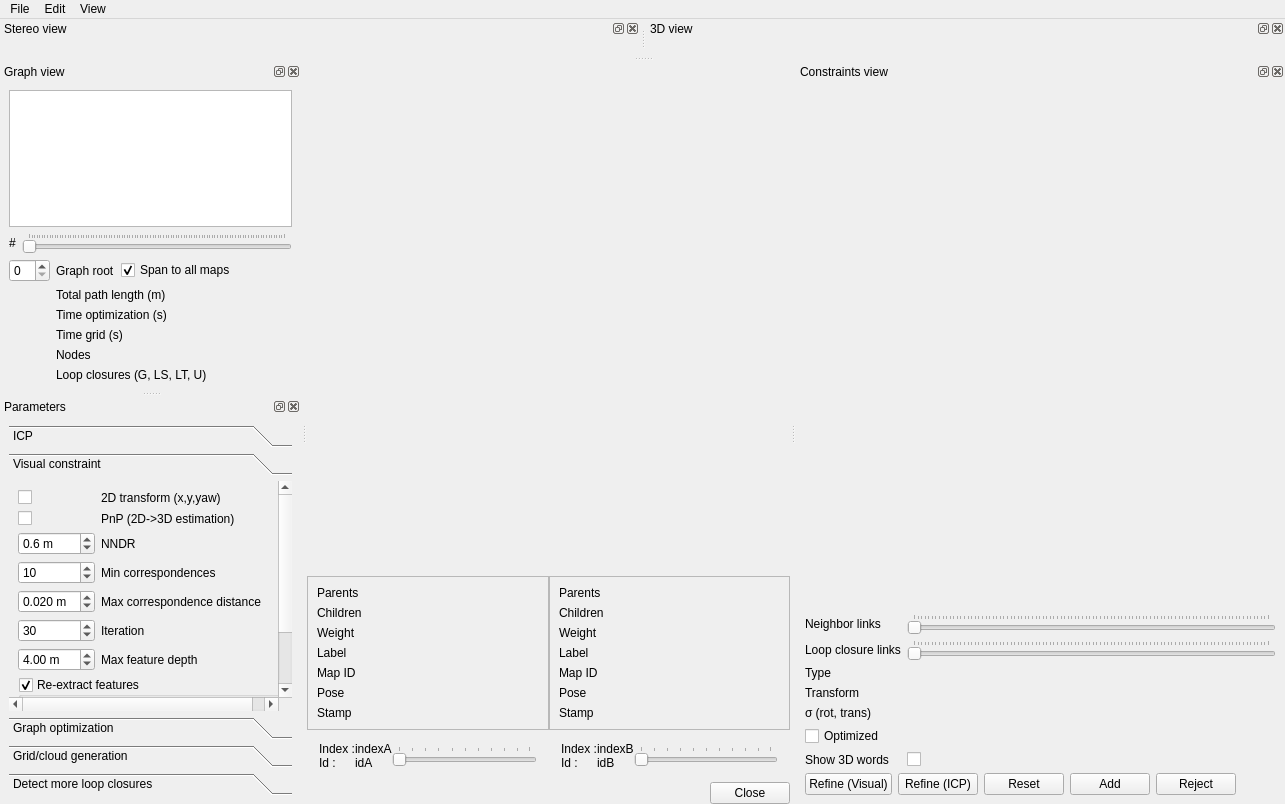
Qt form guilib/src/ui/DatabaseViewer.ui (introlab/rtabmap) before a commit.
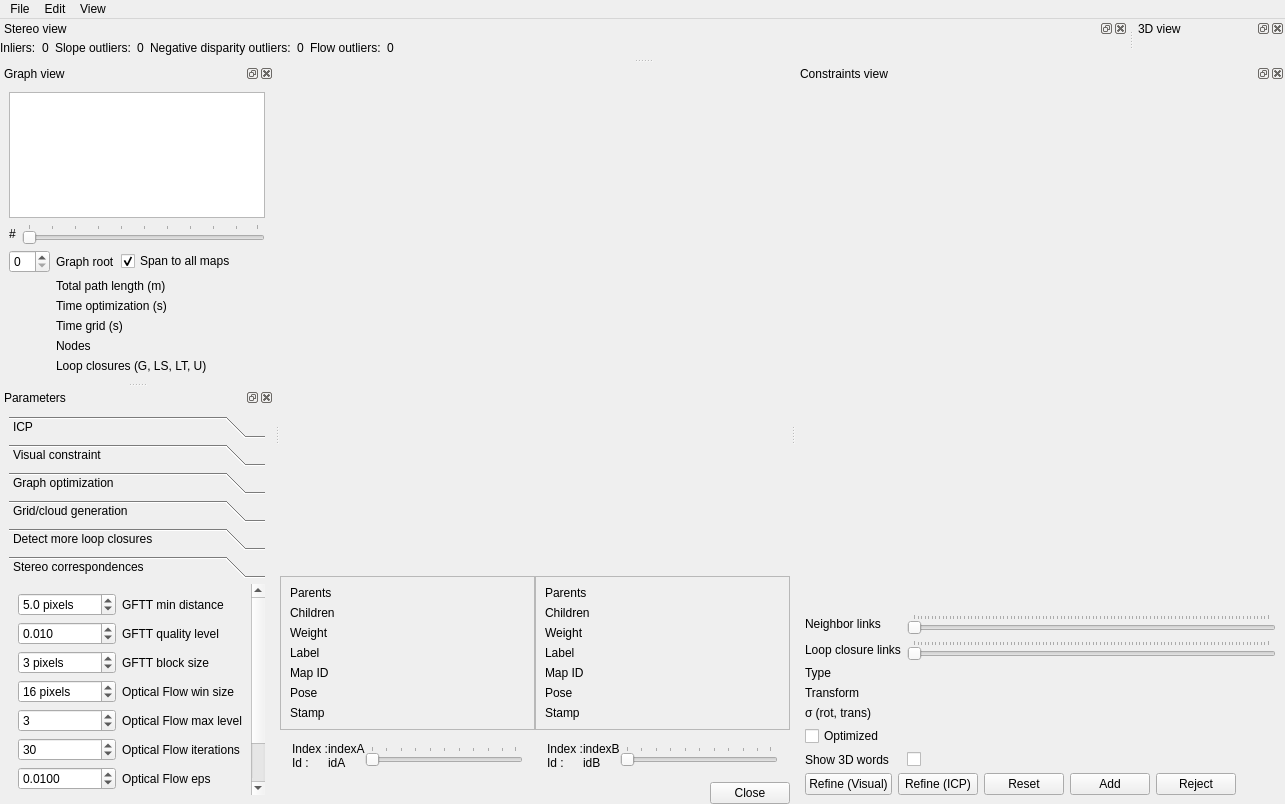
The same form after that commit. Custom widgets are drawn as their Qt base class.

Commit message: Refactored OdometryOpticalFlow (added optical flow guess using previous odometry transform, merged stereo/depth stuff)

Patch:
```diff
--- a/guilib/src/ui/DatabaseViewer.ui
+++ b/guilib/src/ui/DatabaseViewer.ui
@@ -50,7 +50,7 @@
             <rect>
              <x>0</x>
              <y>0</y>
-             <width>172</width>
+             <width>196</width>
              <height>184</height>
             </rect>
            </property>
@@ -233,7 +233,7 @@
             <rect>
              <x>0</x>
              <y>0</y>
-             <width>172</width>
+             <width>195</width>
              <height>184</height>
             </rect>
            </property>
@@ -783,7 +783,7 @@
      <item>
       <widget class="QToolBox" name="toolBox">
        <property name="currentIndex">
-        <number>1</number>
+        <number>5</number>
        </property>
        <widget class="QWidget" name="page">
         <property name="geometry">
@@ -1009,7 +1009,7 @@
         <property name="geometry">
          <rect>
           <x>0</x>
-          <y>-12</y>
+          <y>0</y>
           <width>351</width>
           <height>355</height>
          </rect>
@@ -1799,6 +1799,217 @@
          </item>
         </layout>
        </widget>
+       <widget class="QWidget" name="page_6">
+        <property name="geometry">
+         <rect>
+          <x>0</x>
+          <y>0</y>
+          <width>283</width>
+          <height>322</height>
+         </rect>
+        </property>
+        <attribute name="label">
+         <string>Stereo correspondences</string>
+        </attribute>
+        <layout class="QGridLayout" name="gridLayout_13">
+         <item row="2" column="0">
+          <widget class="QSpinBox" name="spinBox_stereo_gfttBlockSize">
+           <property name="suffix">
+            <string> pixels</string>
+           </property>
+           <property name="minimum">
+            <number>1</number>
+           </property>
+           <property name="value">
+            <number>3</number>
+           </property>
+          </widget>
+         </item>
+         <item row="1" column="0">
+          <widget class="QDoubleSpinBox" name="doubleSpinBox_stereo_gfttQuality">
+           <property name="decimals">
+            <number>3</number>
+           </property>
+           <property name="minimum">
+            <double>0.001000000000000</double>
+           </property>
+           <property name="maximum">
+            <double>1.000000000000000</double>
+           </property>
+           <property name="singleStep">
+            <double>0.001000000000000</double>
+           </property>
+           <property name="value">
+            <double>0.010000000000000</double>
+           </property>
+          </widget>
+         </item>
+         <item row="6" column="1">
+          <widget class="QLabel" name="label_59">
+           <property name="text">
+            <string>Optical Flow eps</string>
+           </property>
+          </widget>
+         </item>
+         <item row="2" column="1">
+          <widget class="QLabel" name="label_55">
+           <property name="text">
+            <string>GFTT block size</string>
+           </property>
+          </widget>
+         </item>
+         <item row="3" column="0">
+          <widget class="QSpinBox" name="spinBox_stereo_flowWinSize">
+           <property name="suffix">
+            <string> pixels</string>
+           </property>
+           <property name="minimum">
+            <number>3</number>
+           </property>
+           <property name="value">
+            <number>16</number>
+           </property>
+          </widget>
+         </item>
+         <item row="3" column="1">
+          <widget class="QLabel" name="label_56">
+           <property name="text">
+            <string>Optical Flow win size</string>
+           </property>
+          </widget>
+         </item>
+         <item row="4" column="0">
+          <widget class="QSpinBox" name="spinBox_stereo_flowMaxLevel">
+           <property name="minimum">
+            <number>1</number>
+           </property>
+           <property name="value">
+            <number>3</number>
+           </property>
+          </widget>
+         </item>
+         <item row="0" column="1">
+          <widget class="QLabel" name="label_61">
+           <property name="text">
+            <string>GFTT min distance</string>
+           </property>
+          </widget>
+         </item>
+         <item row="6" column="0">
+          <widget class="QDoubleSpinBox" name="doubleSpinBox_stereo_flowEps">
+           <property name="decimals">
+            <number>4</number>
+           </property>
+           <property name="maximum">
+            <double>1.000000000000000</double>
+           </property>
+           <property name="singleStep">
+            <double>0.010000000000000</double>
+           </property>
+           <property name="value">
+            <double>0.010000000000000</double>
+           </property>
+          </widget>
+         </item>
+         <item row="4" column="1">
+          <widget class="QLabel" name="label_57">
+           <property name="text">
+            <string>Optical Flow max level</string>
+           </property>
+          </widget>
+         </item>
+         <item row="5" column="1">
+          <widget class="QLabel" name="label_58">
+           <property name="text">
+            <string>Optical Flow iterations</string>
+           </property>
+          </widget>
+         </item>
+         <item row="1" column="1">
+          <widget class="QLabel" name="label_54">
+           <property name="text">
+            <string>GFTT quality level</string>
+           </property>
+          </widget>
+         </item>
+         <item row="5" column="0">
+          <widget class="QSpinBox" name="spinBox_stereo_flowIterations">
+           <property name="minimum">
+            <number>1</number>
+           </property>
+           <property name="maximum">
+            <number>1000</number>
+           </property>
+           <property name="value">
+            <number>30</number>
+           </property>
+          </widget>
+         </item>
+         <item row="7" column="0">
+          <widget class="QDoubleSpinBox" name="doubleSpinBox_stereo_maxSlope">
+           <property name="decimals">
+            <number>2</number>
+           </property>
+           <property name="maximum">
+            <double>1.000000000000000</double>
+           </property>
+           <property name="singleStep">
+            <double>0.010000000000000</double>
+           </property>
+           <property name="value">
+            <double>0.100000000000000</double>
+           </property>
+          </widget>
+         </item>
+         <item row="0" column="0">
+          <widget class="QDoubleSpinBox" name="doubleSpinBox_stereo_gfttMinDistance">
+           <property name="suffix">
+            <string> pixels</string>
+           </property>
+           <property name="decimals">
+            <number>1</number>
+           </property>
+           <property name="value">
+            <double>5.000000000000000</double>
+           </property>
+          </widget>
+         </item>
+         <item row="8" column="1">
+          <widget class="QLabel" name="label_62">
+           <property name="text">
+            <string>Sub pixel</string>
+           </property>
+          </widget>
+         </item>
+         <item row="7" column="1">
+          <widget class="QLabel" name="label_60">
+           <property name="text">
+            <string>Matches max slope</string>
+           </property>
+          </widget>
+         </item>
+         <item row="9" column="1">
+          <spacer name="verticalSpacer_6">
+           <property name="orientation">
+            <enum>Qt::Vertical</enum>
+           </property>
+           <property name="sizeHint" stdset="0">
+            <size>
+             <width>20</width>
+             <height>40</height>
+            </size>
+           </property>
+          </spacer>
+         </item>
+         <item row="8" column="0">
+          <widget class="QCheckBox" name="checkBox_stereo_subpix">
+           <property name="text">
+            <string/>
+           </property>
+          </widget>
+         </item>
+        </layout>
+       </widget>
       </widget>
      </item>
     </layout>
@@ -1812,12 +2023,103 @@
     <number>4</number>
    </attribute>
    <widget class="QWidget" name="dockWidgetContents_5">
-    <layout class="QHBoxLayout" name="horizontalLayout_6" stretch="1,1">
+    <layout class="QVBoxLayout" name="verticalLayout_11" stretch="1,0">
+     <property name="spacing">
+      <number>0</number>
+     </property>
+     <property name="margin">
+      <number>0</number>
+     </property>
      <item>
       <widget class="rtabmap::ImageView" name="graphicsView_stereo" native="true"/>
      </item>
      <item>
-      <widget class="rtabmap::CloudViewer" name="stereoViewer" native="true"/>
+      <layout class="QHBoxLayout" name="horizontalLayout_6">
+       <property name="spacing">
+        <number>6</number>
+       </property>
+       <item>
+        <widget class="QLabel" name="label_stereo_inliers_name">
+         <property name="text">
+          <string>Inliers:</string>
+         </property>
+         <property name="textFormat">
+          <enum>Qt::RichText</enum>
+         </property>
+        </widget>
+       </item>
+       <item>
+        <widget class="QLabel" name="label_stereo_inliers">
+         <property name="text">
+          <string>0</string>
+         </property>
+        </widget>
+       </item>
+       <item>
+        <widget class="QLabel" name="label_stereo_slopeOutliers_name">
+         <property name="text">
+          <string>Slope outliers:</string>
+         </property>
+         <property name="textFormat">
+          <enum>Qt::RichText</enum>
+         </property>
+        </widget>
+       </item>
+       <item>
+        <widget class="QLabel" name="label_stereo_slopeOutliers">
+         <property name="text">
+          <string>0</string>
+         </property>
+        </widget>
+       </item>
+       <item>
+        <widget class="QLabel" name="label_stereo_disparityOutliers_name">
+         <property name="text">
+          <string>Negative disparity outliers:</string>
+         </property>
+         <property name="textFormat">
+          <enum>Qt::RichText</enum>
+         </property>
+        </widget>
+       </item>
+       <item>
+        <widget class="QLabel" name="label_stereo_disparityOutliers">
+         <property name="text">
+          <string>0</string>
+         </property>
+        </widget>
+       </item>
+       <item>
+        <widget class="QLabel" name="label_stereo_flowOutliers_name">
+         <property name="text">
+          <string>Flow outliers:</string>
+         </property>
+         <property name="textFormat">
+          <enum>Qt::RichText</enum>
+         </property>
+        </widget>
+       </item>
+       <item>
+        <widget class="QLabel" name="label_stereo_flowOutliers">
+         <property name="text">
+          <string>0</string>
+         </property>
+        </widget>
+       </item>
+       <item>
+        <spacer name="horizontalSpacer_2">
+         <property name="orientation">
+          <enum>Qt::Horizontal</enum>
+         </property>
+         <property name="sizeHint" stdset="0">
+          <size>
+           <width>40</width>
+           <height>20</height>
+          </size>
+         </property>
+        </spacer>
+       </item>
+      </layout>
      </item>
     </layout>
    </widget>
```
Left out of the diff: 32 changed lines with no effect on the pictures. The commit also changes 13 other files.
